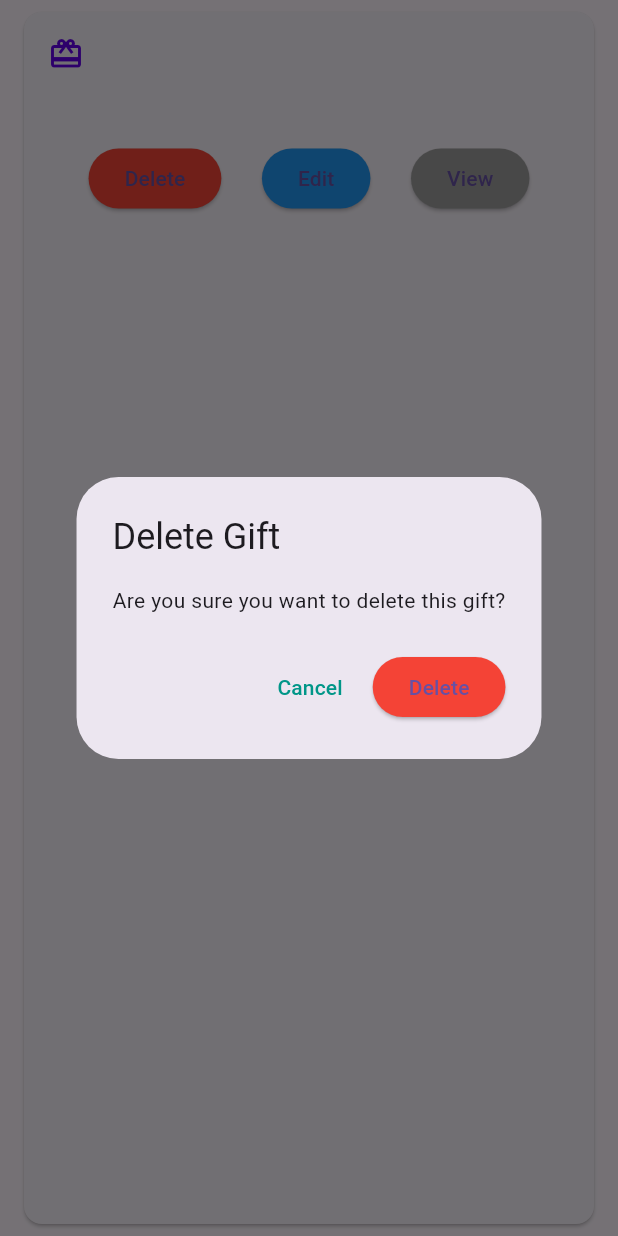
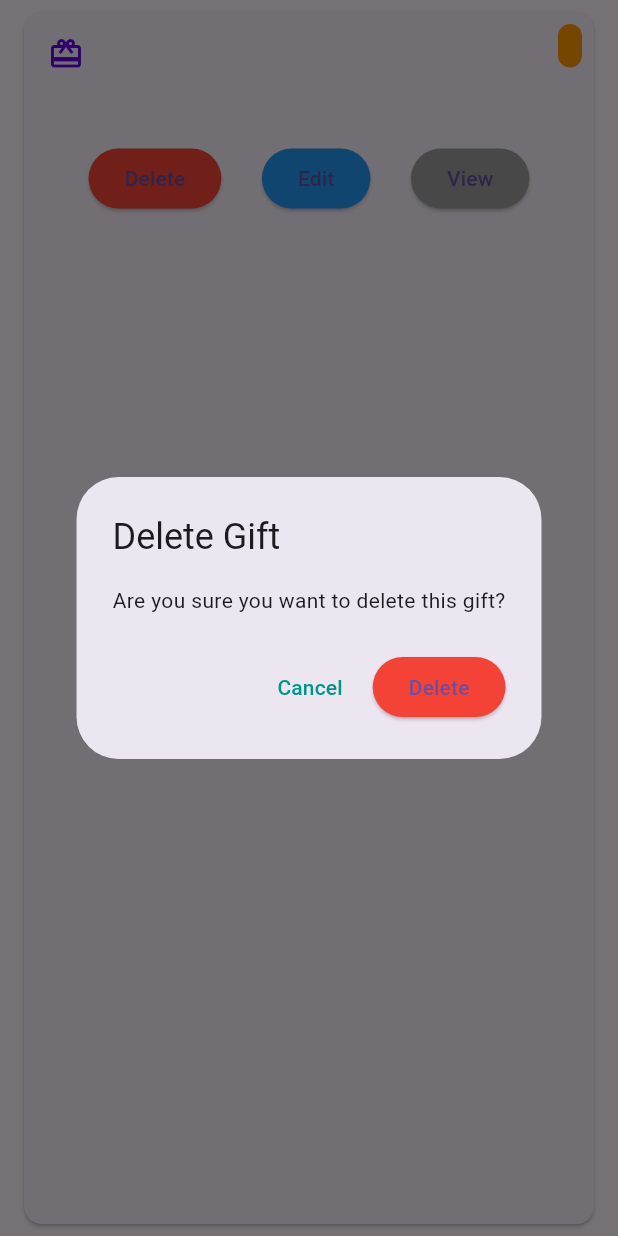
Before and after one commit to adham137/Flutter_Gifting_App, a Flutter app: the GiftCard widget shown alone on an empty page, opened directly with empty values, after a tap on "Delete", on a phone screen of 412 x 824 dp. Run offline on Flutter 3.47's test engine with Material 3 defaults, Android fonts, the phone set to English and light mode, and no system bars; our stand-ins replace cloud_firestore, firebase_auth, firebase_core, firebase_database; accounts and stored records are empty; generated files the repository leaves out were written again; statements that could not run were skipped.

Commit message:
Add pledge gift logic

```diff
--- a/flutter_gifting_app/lib/components/gift_card.dart
+++ b/flutter_gifting_app/lib/components/gift_card.dart
@@ -10,14 +10,13 @@ class GiftCard extends StatelessWidget {
   final GiftModel gift;
   final VoidCallback onGiftUpdated;
   final VoidCallback onGiftDeleted;
-  final String userId;
+  late String userId = gift.creatorId;
 
-  const GiftCard({
+  GiftCard({
     required this.gift,
     required this.onGiftUpdated,
     required this.onGiftDeleted,
-    required this.userId,
-  });
+  }) : userId = gift.creatorId;
 
   void _showGiftDetails(BuildContext context, {bool isEditing = false}) {
     final TextEditingController nameController = TextEditingController(text: gift.name);
@@ -78,6 +77,7 @@ class GiftCard extends StatelessWidget {
                   onPressed: () async {
                     final updatedGift = GiftModel(
                       giftId: gift.giftId,
+                      creatorId: gift.creatorId,
                       eventId: gift.eventId,
                       name: nameController.text,
                       description: descriptionController.text,
@@ -86,6 +86,7 @@ class GiftCard extends StatelessWidget {
                       status: gift.status,
                       pledgedBy: gift.pledgedBy,
                       imageUrl: gift.imageUrl,
+
                     );
                     await GiftModel.updateGift(gift.giftId, updatedGift.toFirestore());
                     onGiftUpdated();
@@ -131,12 +132,14 @@ class GiftCard extends StatelessWidget {
 
   @override
   Widget build(BuildContext context) {
-
     bool isMyEvent = (userId == UserManager.currentUserId);
 
     return Card(
       margin: const EdgeInsets.symmetric(horizontal: 16, vertical: 8),
-      child: Padding(
+      child: Stack(
+        children: [
+          // Main content
+          Padding(
             padding: const EdgeInsets.all(16.0),
             child: Column(
               crossAxisAlignment: CrossAxisAlignment.start,
@@ -156,7 +159,8 @@ class GiftCard extends StatelessWidget {
                 // Action Buttons
                 Row(
                   mainAxisAlignment: MainAxisAlignment.spaceEvenly,
-              children: isMyEvent ? [
+                  children: isMyEvent
+                      ? [
                           ActionButton(
                             label: "Delete",
                             color: Colors.red,
@@ -172,13 +176,19 @@ class GiftCard extends StatelessWidget {
                             color: Colors.grey,
                             onPressed: () => _showGiftDetails(context),
                           ),
-
-              ] :
-              [
+                        ]
+                      : [
                           ActionButton(
-                  label: "Pledge",
-                  color: Colors.yellow,
-                  onPressed: ()=>{},
+                            label: gift.status == 'Pledged' ? "Unpledge" : "Pledge",
+                            color: gift.status == 'Pledged' ? Colors.green : Colors.yellow,
+                            onPressed: () async {
+                              if (gift.status == 'Pledged') {
+                                await gift.unpledgeGift();
+                              } else {
+                                await gift.pledgeGift();
+                              }
+                              onGiftUpdated();
+                            },
                           ),
                           ActionButton(
                             label: "View",
@@ -190,6 +200,24 @@ class GiftCard extends StatelessWidget {
               ],
             ),
           ),
+          // Status Badge
+          Positioned(
+            top: 8,
+            right: 8,
+            child: Container(
+              padding: const EdgeInsets.symmetric(horizontal: 8, vertical: 4),
+              decoration: BoxDecoration(
+                color: gift.status == 'Pledged' ? Colors.green : Colors.orange,
+                borderRadius: BorderRadius.circular(8),
+              ),
+              child: Text(
+                gift.status,
+                style: TextStyle(color: Colors.white, fontWeight: FontWeight.bold),
+              ),
+            ),
+          ),
+        ],
+      ),
     );
   }
 }
--- a/flutter_gifting_app/lib/screens/event_details.dart
+++ b/flutter_gifting_app/lib/screens/event_details.dart
@@ -1,4 +1,5 @@
 import 'package:flutter/material.dart';
+import 'package:flutter_gifting_app/utils/user_manager.dart';
 import '../components/gift_card.dart';
 import '../utils/colors.dart';
 import '../utils/fonts.dart';
@@ -131,6 +132,7 @@ class _MyEventPageState extends State<MyEventPage> {
                   final newGift = GiftModel(
                     giftId: FirebaseFirestore.instance.collection('gifts').doc().id,
                     eventId: widget.event.eventId,
+                    creatorId: UserManager.currentUserId!,
                     name: nameController.text,
                     description: descriptionController.text,
                     category: categoryController.text,
@@ -218,7 +220,6 @@ class _MyEventPageState extends State<MyEventPage> {
                       gift: filteredGifts[index],
                       onGiftUpdated: _loadGifts,
                       onGiftDeleted: _loadGifts,
-                      userId: widget.event.userId,
                     );
                   },
                 );
```
Also changed, not shown: flutter_gifting_app/lib/models/gift.dart (+39 -0 lines), flutter_gifting_app/lib/models/pledge.dart (deleted, +0 -61 lines), flutter_gifting_app/lib/screens/my_pledged_gifts_screen.dart (+41 -59 lines). Lines whose indentation alone changed are shown as unchanged.
